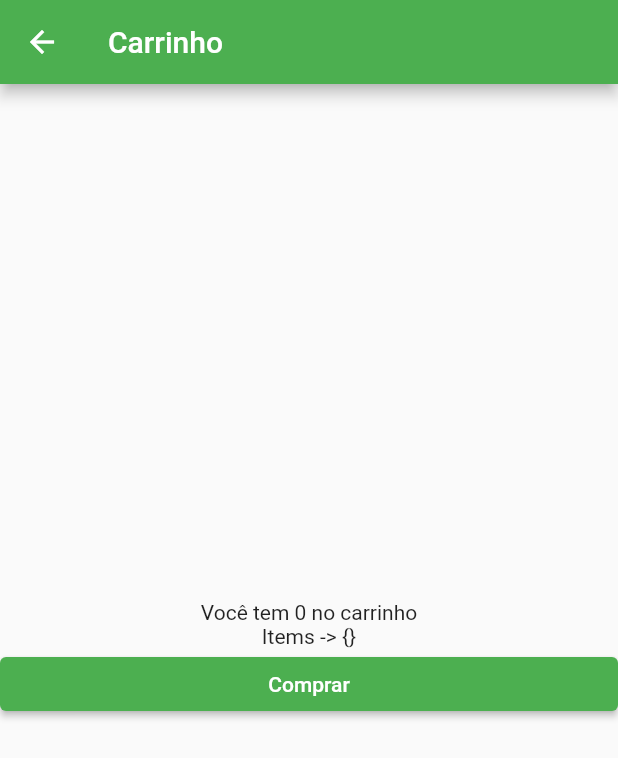
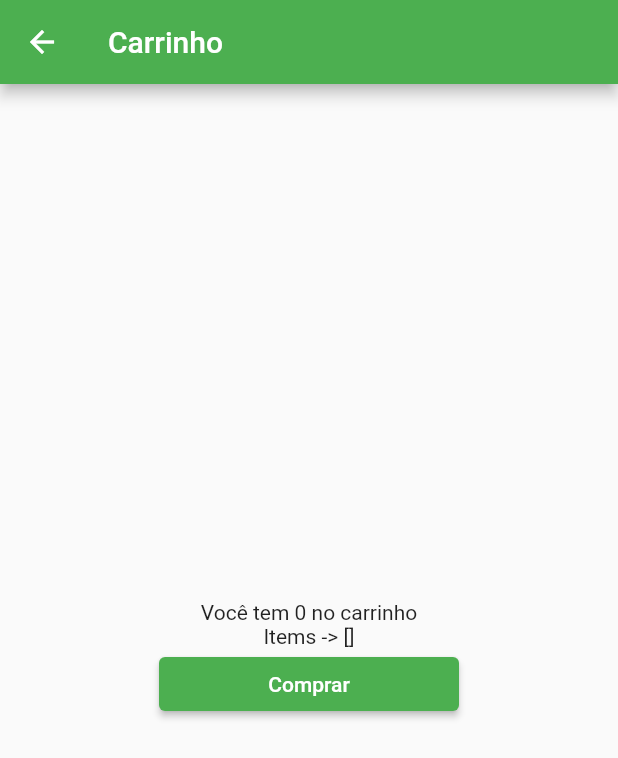
Before and after one commit to viniciusddrft/Agro-services, a Flutter app: the CarrinhoPage screen opened directly with empty values, on a phone screen of 412 x 824 dp. Shown: the top 758 px of the screen. Run offline on Flutter 3.47's test engine with Material 2 defaults, Android fonts, the light colour scheme and no system bars.

Commit message:
update ui

```diff
--- a/lib/src/modules/carrinho/carrinho_page.dart
+++ b/lib/src/modules/carrinho/carrinho_page.dart
@@ -1,8 +1,12 @@
 import 'package:flutter/material.dart';
+
+import '../../shared/models/mercadoria_model.dart';
 
 class CarrinhoPage extends StatelessWidget {
   final int items;
-  const CarrinhoPage({required this.items, super.key});
+  final List<Mercadoria> mercadorias;
+  const CarrinhoPage(
+      {required this.items, super.key, required this.mercadorias});
 
   @override
   Widget build(BuildContext context) {
@@ -19,11 +23,14 @@ class CarrinhoPage extends StatelessWidget {
           mainAxisAlignment: MainAxisAlignment.center,
           children: [
             Text('Você tem $items no carrinho'),
-            const Text('Items -> {}'),
-            ElevatedButton(
-              onPressed: () {},
-              child: const Center(
-                child: Text('Comprar'),
+            Text('Items -> ${mercadorias.toString()}'),
+            SizedBox(
+              width: 200,
+              child: ElevatedButton(
+                onPressed: () {},
+                child: const Center(
+                  child: Text('Comprar'),
+                ),
               ),
             )
           ],
--- /dev/null
+++ b/lib/src/shared/models/mercadoria_model.dart
@@ -0,0 +1 @@
+class Mercadoria {}
--- a/lib/src/shared/routes/routes.dart
+++ b/lib/src/shared/routes/routes.dart
@@ -40,9 +40,12 @@ class Routes {
         throw Exception('Route bug in -> TypeOfMerchandise');
       }
     } else if (settings.name == '/carrinho') {
+      final Map arguments = settings.arguments as Map;
+
       return MaterialPageRoute(
         builder: (BuildContext context) => CarrinhoPage(
-          items: settings.arguments as int,
+          items: arguments['items'],
+          mercadorias: arguments['mercadorias'],
         ),
       );
     } else {
```
Also changed, not shown: lib/src/modules/cadastro/cadastro_page.dart (+23 -0 lines), lib/src/modules/home/home_page.dart (+22 -8 lines), lib/src/modules/login/login_page.dart (+23 -0 lines).
